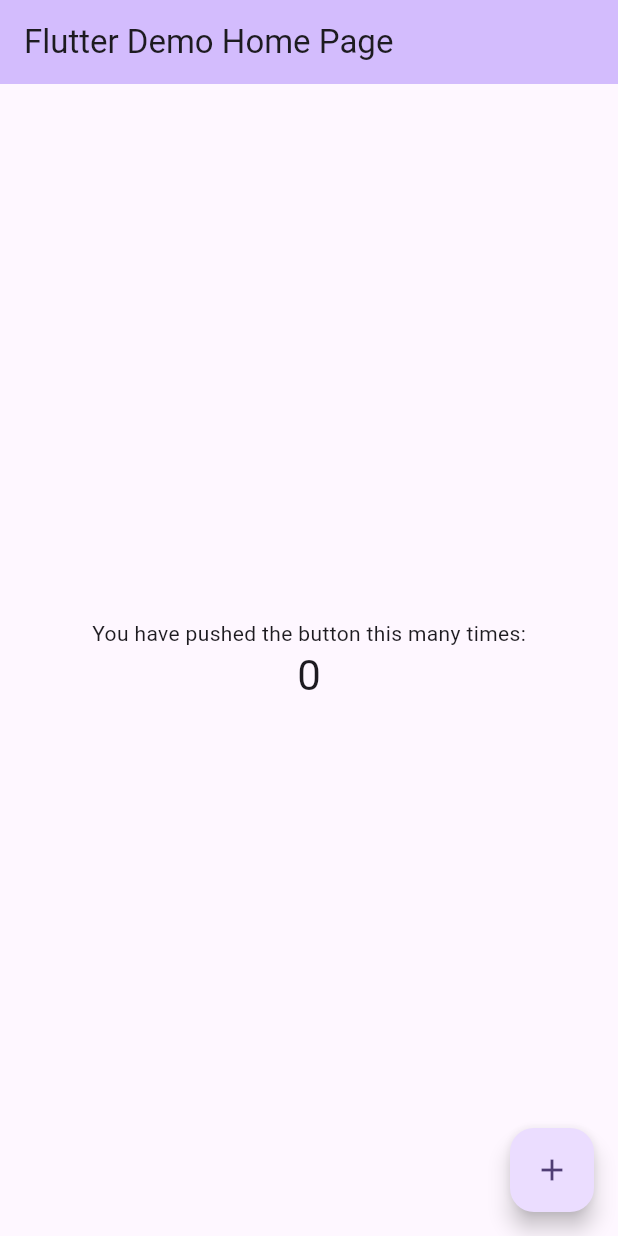
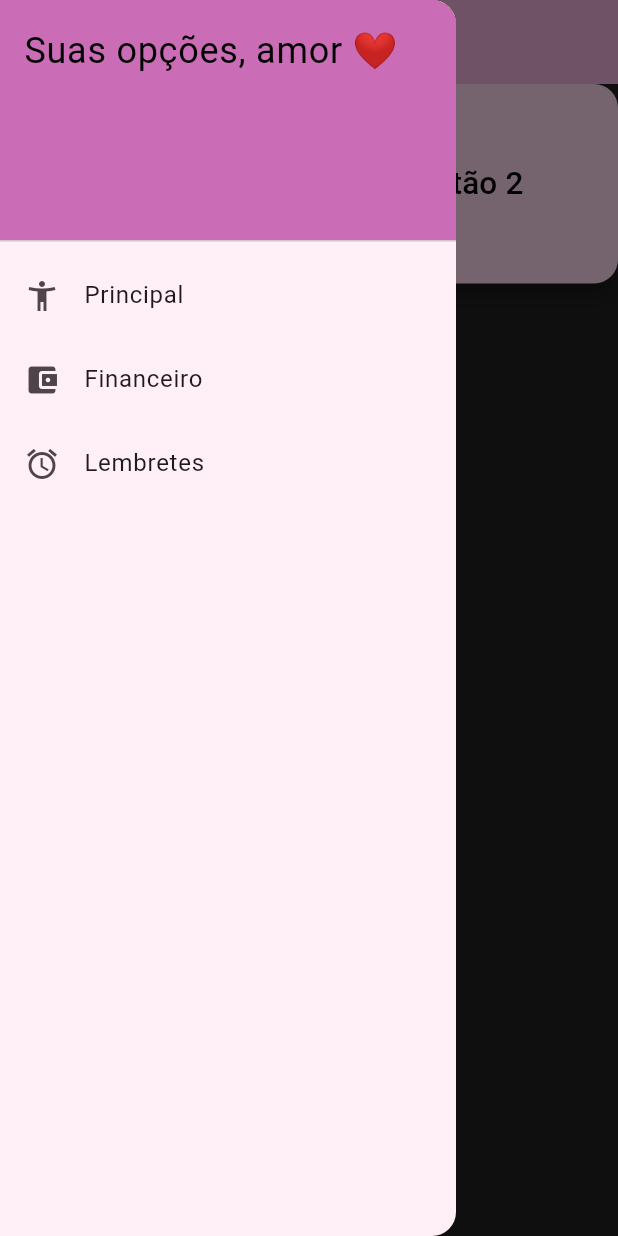
Before and after one commit to frateu/joi_app, a Flutter app: the screen it shows after launch, with the side drawer open (before the commit the screen has no drawer), on a phone screen of 412 x 824 dp. Run offline on Flutter 3.47's test engine with Material 3 defaults, Android fonts, the light colour scheme and no system bars.

Commit message:
Criação do menu sem muito estilo
https://github.com/frateu/joi_app/issues/1

```diff
--- /dev/null
+++ b/lib/dadosPagina/tela_financeira.dart
@@ -0,0 +1,9 @@
+library tela_financeira;
+
+List<String> botoesFinanceira = [
+  'Botão 1',
+  'Botão 2',
+  'Botão 3',
+  'Botão 4',
+  'Botão 5',
+];
--- /dev/null
+++ b/lib/dadosPagina/tela_principal.dart
@@ -0,0 +1,7 @@
+library tela_principal;
+
+List<String> botoesPrincipal = [
+  'Botão 1',
+  'Botão 2',
+  'Botão 3',
+];
--- a/lib/main.dart
+++ b/lib/main.dart
@@ -1,4 +1,6 @@
 import 'package:flutter/material.dart';
+import 'dadosPagina/tela_principal.dart';
+import 'dadosPagina/tela_financeira.dart';
 
 void main() {
   runApp(const MyApp());
@@ -7,46 +9,22 @@
 class MyApp extends StatelessWidget {
   const MyApp({super.key});
 
-  // This widget is the root of your application.
   @override
   Widget build(BuildContext context) {
     return MaterialApp(
-      title: 'Flutter Demo',
+      title: 'JOI ❤️',
       theme: ThemeData(
-        // This is the theme of your application.
-        //
-        // TRY THIS: Try running your application with "flutter run". You'll see
-        // the application has a purple toolbar. Then, without quitting the app,
-        // try changing the seedColor in the colorScheme below to Colors.green
-        // and then invoke "hot reload" (save your changes or press the "hot
-        // reload" button in a Flutter-supported IDE, or press "r" if you used
-        // the command line to start the app).
-        //
-        // Notice that the counter didn't reset back to zero; the application
-        // state is not lost during the reload. To reset the state, use hot
-        // restart instead.
-        //
-        // This works for code too, not just values: Most code changes can be
-        // tested with just a hot reload.
-        colorScheme: ColorScheme.fromSeed(seedColor: Colors.deepPurple),
+        colorScheme: ColorScheme.fromSeed(
+            seedColor: const Color.fromRGBO(203, 109, 182, 100)),
         useMaterial3: true,
       ),
-      home: const MyHomePage(title: 'Flutter Demo Home Page'),
+      home: const MyHomePage(title: 'JOI ❤️'),
     );
   }
 }
 
 class MyHomePage extends StatefulWidget {
   const MyHomePage({super.key, required this.title});
-
-  // This widget is the home page of your application. It is stateful, meaning
-  // that it has a State object (defined below) that contains fields that affect
-  // how it looks.
-
-  // This class is the configuration for the state. It holds the values (in this
-  // case the title) provided by the parent (in this case the App widget) and
-  // used by the build method of the State. Fields in a Widget subclass are
-  // always marked "final".
 
   final String title;
 
@@ -55,71 +33,122 @@
 }
 
 class _MyHomePageState extends State<MyHomePage> {
-  int _counter = 0;
+  bool _exibirPaginaPrincipal = true;
+  bool _exibirPaginaFinanceiro = false;
+  bool _exibirPaginaLembretes = false;
 
-  void _incrementCounter() {
+  List<String> botaoPaginaAtual = [];
+
+  void _actionPaginaPrincipal() {
     setState(() {
-      // This call to setState tells the Flutter framework that something has
-      // changed in this State, which causes it to rerun the build method below
-      // so that the display can reflect the updated values. If we changed
-      // _counter without calling setState(), then the build method would not be
-      // called again, and so nothing would appear to happen.
-      _counter++;
+      _exibirPaginaPrincipal = true;
+      _exibirPaginaFinanceiro = false;
+      _exibirPaginaLembretes = false;
+    });
+  }
+
+  void _actionPaginaFinanceiro() {
+    setState(() {
+      _exibirPaginaPrincipal = false;
+      _exibirPaginaFinanceiro = true;
+      _exibirPaginaLembretes = false;
+    });
+  }
+
+  void _actionPaginaLembretes() {
+    setState(() {
+      _exibirPaginaPrincipal = false;
+      _exibirPaginaFinanceiro = false;
+      _exibirPaginaLembretes = true;
     });
   }
 
   @override
   Widget build(BuildContext context) {
-    // This method is rerun every time setState is called, for instance as done
-    // by the _incrementCounter method above.
-    //
-    // The Flutter framework has been optimized to make rerunning build methods
-    // fast, so that you can just rebuild anything that needs updating rather
-    // than having to individually change instances of widgets.
+    // Seta a pagina principal como a inicial
+    botaoPaginaAtual = botoesPrincipal;
+
+    // Seleção da exibição da tela
+    if (_exibirPaginaPrincipal) {
+      botaoPaginaAtual = botoesPrincipal;
+    } else if (_exibirPaginaFinanceiro) {
+      botaoPaginaAtual = botoesFinanceira;
+    }
+
     return Scaffold(
       appBar: AppBar(
-        // TRY THIS: Try changing the color here to a specific color (to
-        // Colors.amber, perhaps?) and trigger a hot reload to see the AppBar
-        // change color while the other colors stay the same.
+        title: const Text('JOI ❤️'),
         backgroundColor: Theme.of(context).colorScheme.inversePrimary,
-        // Here we take the value from the MyHomePage object that was created by
-        // the App.build method, and use it to set our appbar title.
-        title: Text(widget.title),
+        centerTitle: true,
       ),
-      body: Center(
-        // Center is a layout widget. It takes a single child and positions it
-        // in the middle of the parent.
-        child: Column(
-          // Column is also a layout widget. It takes a list of children and
-          // arranges them vertically. By default, it sizes itself to fit its
-          // children horizontally, and tries to be as tall as its parent.
-          //
-          // Column has various properties to control how it sizes itself and
-          // how it positions its children. Here we use mainAxisAlignment to
-          // center the children vertically; the main axis here is the vertical
-          // axis because Columns are vertical (the cross axis would be
-          // horizontal).
-          //
-          // TRY THIS: Invoke "debug painting" (choose the "Toggle Debug Paint"
-          // action in the IDE, or press "p" in the console), to see the
-          // wireframe for each widget.
-          mainAxisAlignment: MainAxisAlignment.center,
-          children: <Widget>[
-            const Text(
-              'You have pushed the button this many times:',
+      drawer: Drawer(
+        child: ListView(
+          padding: EdgeInsets.zero,
+          children: [
+            const DrawerHeader(
+              decoration: BoxDecoration(
+                color: Color.fromRGBO(203, 109, 182, 100),
+              ),
+              child: Text(
+                'Suas opções, amor ❤️',
+                style: TextStyle(
+                  color: Colors.black,
+                  fontSize: 24,
+                ),
+              ),
             ),
-            Text(
-              '$_counter',
-              style: Theme.of(context).textTheme.headlineMedium,
+            ListTile(
+              leading: const Icon(Icons.accessibility_new),
+              title: const Text('Principal'),
+              onTap: () {
+                _actionPaginaPrincipal();
+                Navigator.pop(context);
+              },
+            ),
+            ListTile(
+              leading: const Icon(Icons.account_balance_wallet),
+              title: const Text('Financeiro'),
+              onTap: () {
+                _actionPaginaFinanceiro();
+                Navigator.pop(context);
+              },
+            ),
+            ListTile(
+              leading: const Icon(Icons.access_alarm),
+              title: const Text('Lembretes'),
+              onTap: () {
+                _actionPaginaLembretes();
+                Navigator.pop(context);
+              },
             ),
           ],
         ),
       ),
-      floatingActionButton: FloatingActionButton(
-        onPressed: _incrementCounter,
-        tooltip: 'Increment',
-        child: const Icon(Icons.add),
-      ), // This trailing comma makes auto-formatting nicer for build methods.
+      body: Container(
+        color: Colors.black87,
+        child: GridView.builder(
+          itemCount: botaoPaginaAtual.length,
+          gridDelegate: const SliverGridDelegateWithFixedCrossAxisCount(
+            crossAxisCount: 2, // 2 colunas
+            mainAxisSpacing: 13.0, // Espaçamento vertical entre os itens
+            crossAxisSpacing: 13.0, // Espaçamento horizontal entre os itens
+            childAspectRatio: 1.5, // Relação entre a altura e a largura dos itens
+          ),
+          itemBuilder: (BuildContext context, int index) {
+            return FloatingActionButton(
+              onPressed: () {},
+              tooltip: 'Increment',
+              child: Text(
+                botaoPaginaAtual.elementAt(index),
+                style: const TextStyle(
+                  color: Colors.black,
+                  fontSize: 21,
+                ),
+              ),
+            );
+          },
+        ),
+      ),
     );
   }
 }
```
Also changed, not shown: 6 other files.
